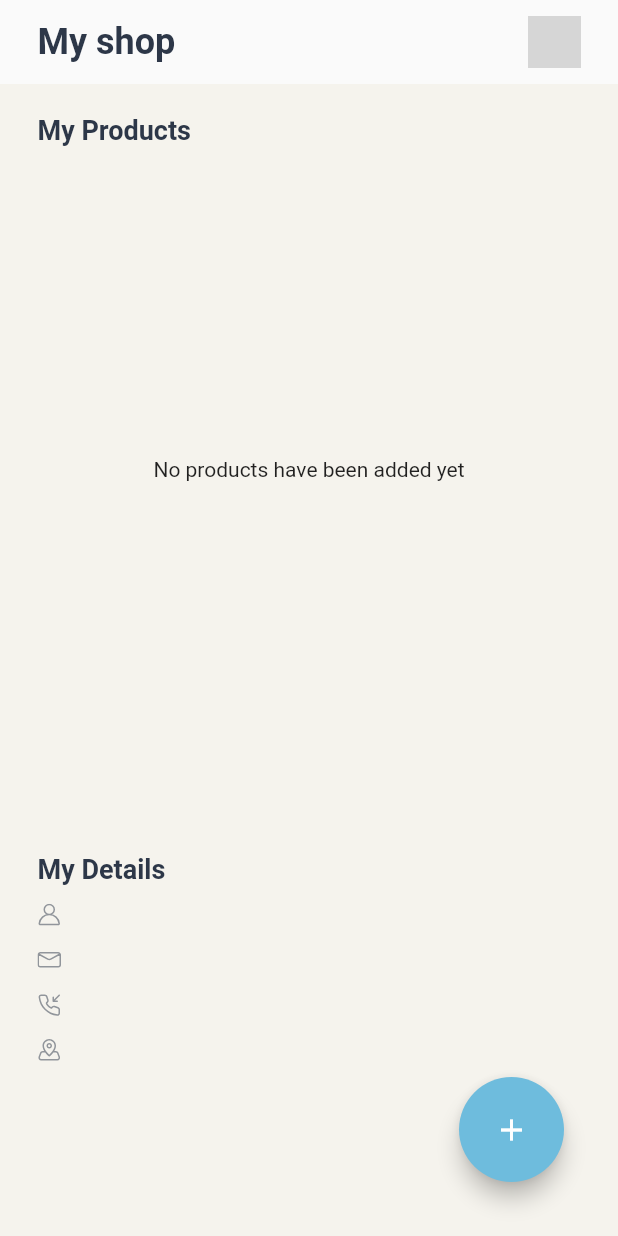
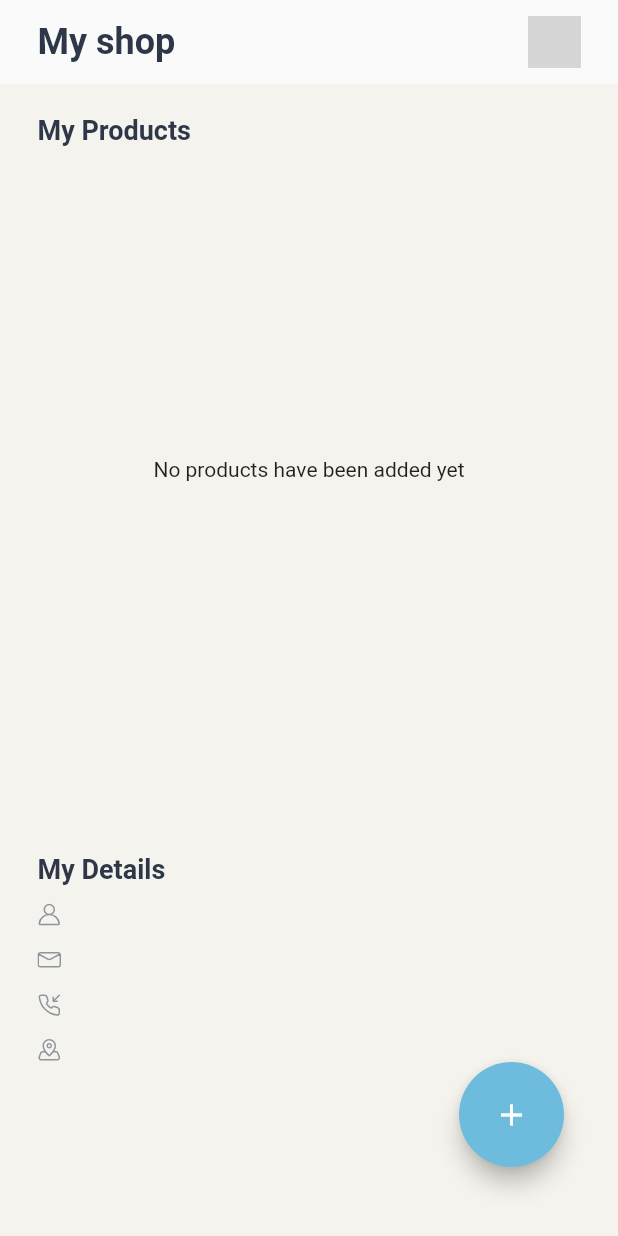
Before and after one commit to desh-woes/Project-Zora, a Flutter app: the screen it shows after launch, after a tap on "List Products (Merchant)", on a phone screen of 412 x 824 dp. Run offline on Flutter 3.47's test engine with Material 2 defaults, Android fonts, the phone set to English and light mode, and no system bars; our stand-ins replace cloud_firestore, firebase_auth, firebase_core, firebase_storage, flutter_masked_text, flutter_spinkit and 3 more; accounts and stored records are empty; network calls fail; grey boxes are pictures that could not be loaded.

Commit message:
Implemented adaptive display for other devices.

```diff
--- a/lib/screens/authentication/register.dart
+++ b/lib/screens/authentication/register.dart
@@ -35,8 +35,12 @@ class _RegisterState extends State<Register> {
                       }),
               ),
             ),
+            Padding(padding: const EdgeInsets.all(5)),
             Image.asset(
               "images/merchant_illustration_register.png",
+              height: MediaQuery.of(context).size.height * 0.3,
+              width: double.infinity,
+              fit: BoxFit.contain,
             ),
             Padding(padding: const EdgeInsets.all(35)),
             Text(
--- a/lib/screens/landing_page.dart
+++ b/lib/screens/landing_page.dart
@@ -4,18 +4,17 @@ import 'package:project_zora/shared/constants.dart';
 import 'package:provider/provider.dart';
 
 class LandingPage extends StatelessWidget {
-  const LandingPage({Key key}) : super(key: key);
-
   @override
   Widget build(BuildContext context) {
+    double height = MediaQuery.of(context).size.height * 0.4;
     return Scaffold(
       backgroundColor: softWork,
       body: Center(
         child: Container(
-          margin: const EdgeInsets.only(left: 40.0, right: 40.0),
+          margin: EdgeInsets.only(left: 40.0, right: 40.0),
           child: ListView(
             children: <Widget>[
-              Padding(padding: const EdgeInsets.all(170)),
+              Padding(padding: EdgeInsets.only(top: height)),
               Center(
                   child: Text(
                 "I'm here to",
--- a/lib/screens/merchant_dashboard/add_product.dart
+++ b/lib/screens/merchant_dashboard/add_product.dart
@@ -1,6 +1,7 @@
 import 'package:dotted_border/dotted_border.dart';
 import 'package:firebase_auth/firebase_auth.dart';
 import 'package:flutter/material.dart';
+import 'package:flutter_masked_text/flutter_masked_text.dart';
 import 'package:project_zora/models/merchant.dart';
 import 'package:project_zora/services/database_service.dart';
 import 'package:project_zora/shared/constants.dart';
@@ -43,7 +44,8 @@ class AddProductBuilder extends StatefulWidget {
 class _AddProductBuilderState extends State<AddProductBuilder> {
   final _formKey = GlobalKey<FormState>();
   final TextEditingController productNameController = TextEditingController();
-  final TextEditingController productPriceController = TextEditingController();
+  final productPriceController =
+      MoneyMaskedTextController(decimalSeparator: '.', thousandSeparator: ',');
   final snackBar = SnackBar(content: Text('Yay! A new product has been added'));
   bool loading = false;
   String defaultImageUrl = defaultUrl;
--- a/lib/screens/merchant_dashboard/merchant_profile.dart
+++ b/lib/screens/merchant_dashboard/merchant_profile.dart
@@ -61,7 +61,7 @@ class MerchantProfile extends StatelessWidget {
             Padding(padding: const EdgeInsets.all(5)),
             Container(
                 constraints: BoxConstraints(
-                    minHeight: MediaQuery.of(context).size.height / 5,
+                    minHeight: MediaQuery.of(context).size.height / 2,
                     minWidth: double.infinity,
                     maxHeight: MediaQuery.of(context).size.height / 2),
                 child: ViewProducts()),
@@ -121,14 +121,15 @@ class MerchantProfile extends StatelessWidget {
                   style: detailsStyle,
                 ))
               ],
-            )
+            ),
+            Padding(padding: const EdgeInsets.all(15)),
           ],
         ),
       ),
       floatingActionButton: Container(
         height: 70,
         width: 70,
-        margin: const EdgeInsets.only(right: 20.0, bottom: 20.0),
+        margin: const EdgeInsets.only(right: 20.0, bottom: 30.0),
         child: new FloatingActionButton(
           // elevation: 0.0,
           child: new Icon(Icons.add),
--- a/lib/screens/registration_flow/finish_registration.dart
+++ b/lib/screens/registration_flow/finish_registration.dart
@@ -1,13 +1,16 @@
 import 'package:flutter/gestures.dart';
 import 'package:flutter/material.dart';
 import 'package:project_zora/shared/constants.dart';
+import 'package:project_zora/shared/pop_scope.dart';
 
 class CompleteRegistration extends StatelessWidget {
   const CompleteRegistration({Key key}) : super(key: key);
 
   @override
   Widget build(BuildContext context) {
-    return Scaffold(
+    return WillPopScope(
+      onWillPop: () => onWillSignOut(context),
+      child: Scaffold(
         backgroundColor: thotBlue,
         body: Padding(
           padding: const EdgeInsets.only(top: 0.0, left: 25.0, right: 25.0),
@@ -88,6 +91,7 @@ class CompleteRegistration extends StatelessWidget {
             ],
           ),
         ),
+      ),
     );
   }
 }
--- a/lib/screens/registration_flow/merchant_profile_pic.dart
+++ b/lib/screens/registration_flow/merchant_profile_pic.dart
@@ -28,7 +28,7 @@ class _RegistrationProfilePicState extends State<RegistrationProfilePic> {
     return loading
         ? Loading()
         : WillPopScope(
-            onWillPop: () => onWillPop(context, firebaseUser),
+            onWillPop: () => onWillPopDeleteUser(context, firebaseUser),
             child: Scaffold(
               body: Padding(
                 padding:
--- a/pubspec.yaml
+++ b/pubspec.yaml
@@ -38,6 +38,7 @@ dependencies:
   flutter_svg: ^0.22.0
   image_picker: ^0.8.0+1
   dotted_border: ^2.0.0
+  flutter_masked_text: ^0.8.0
 
 dev_dependencies:
   flutter_test:
```
Also changed, not shown: lib/shared/pop_scope.dart (+30 -1 lines), pubspec.lock. Lines whose indentation alone changed are shown as unchanged.
